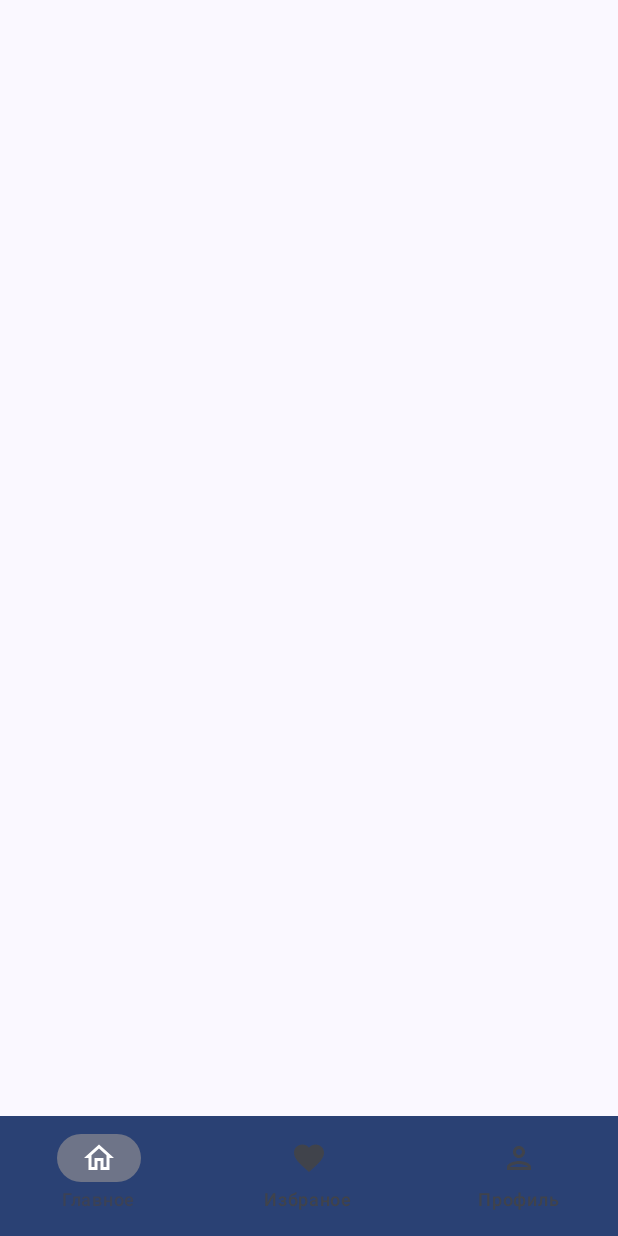
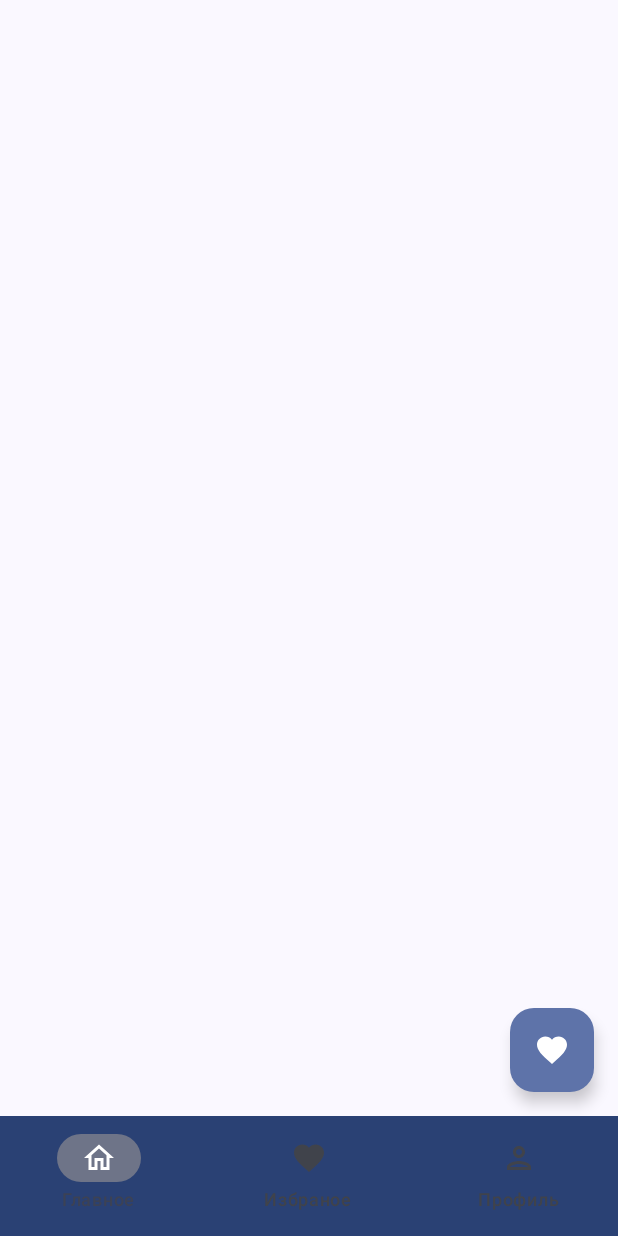
Before and after one commit to DedCharel/VK_news_client, an Android app built with Jetpack Compose: the screen it shows after launch (MainActivity), on a phone screen of 412 x 824 dp. Run offline under Robolectric (Android 15) with nearby library versions, the phone set to English and light mode, and no system bars.

```diff
--- a/app/src/main/java/ru/nvgsoft/vknewsclient/ui/theme/VkNewsMainScreen.kt
+++ b/app/src/main/java/ru/nvgsoft/vknewsclient/ui/theme/VkNewsMainScreen.kt
@@ -1,21 +1,61 @@
 package ru.nvgsoft.vknewsclient.ui.theme
 
 import android.annotation.SuppressLint
+import androidx.compose.material.icons.Icons
+import androidx.compose.material.icons.filled.Favorite
+import androidx.compose.material3.FloatingActionButton
 import androidx.compose.material3.Icon
 import androidx.compose.material3.MaterialTheme
 import androidx.compose.material3.NavigationBar
 import androidx.compose.material3.NavigationBarItem
 import androidx.compose.material3.Scaffold
+import androidx.compose.material3.SnackbarDuration
+import androidx.compose.material3.SnackbarHost
+import androidx.compose.material3.SnackbarHostState
+import androidx.compose.material3.SnackbarResult
 import androidx.compose.material3.Text
 import androidx.compose.runtime.Composable
 import androidx.compose.runtime.mutableStateOf
 import androidx.compose.runtime.remember
+import androidx.compose.runtime.rememberCoroutineScope
+import androidx.compose.runtime.saveable.rememberSaveable
 import androidx.compose.ui.res.stringResource
+import kotlinx.coroutines.launch
 
 @SuppressLint("UnusedMaterial3ScaffoldPaddingParameter")
 @Composable
-fun MainScreen(){
-    Scaffold(bottomBar = {
+fun MainScreen() {
+    val snackbarHostState = SnackbarHostState()
+    val scope = rememberCoroutineScope()
+    val fabIsVisible = rememberSaveable {
+        mutableStateOf(true)
+    }
+
+    Scaffold(
+        snackbarHost = {
+            SnackbarHost(hostState = snackbarHostState)
+        },
+        floatingActionButton = {
+            if (fabIsVisible.value){
+                FloatingActionButton(
+                    onClick = {
+                        scope.launch {
+                            val action = snackbarHostState.showSnackbar(
+                                "This is snackbar",
+                                actionLabel = "Hide FAB",
+                                duration = SnackbarDuration.Long
+                            )
+                            if (action == SnackbarResult.ActionPerformed){
+                                fabIsVisible.value = false
+                            }
+                        }
+                    }) {
+                    Icon(imageVector = Icons.Filled.Favorite, contentDescription = null)
+                }
+            }
+
+        },
+        bottomBar = {
             NavigationBar(
                 containerColor = MaterialTheme.colorScheme.primary
             ) {
@@ -28,10 +68,10 @@ fun MainScreen(){
                     NavigationItem.Profile
                 )
 
-            items.forEachIndexed{ index, item ->
+                items.forEachIndexed { index, item ->
                     NavigationBarItem(
-                    selected = selectedItemPosition.value == index ,
-                    onClick = { selectedItemPosition.value = index},
+                        selected = selectedItemPosition.value == index,
+                        onClick = { selectedItemPosition.value = index },
                         icon = {
                             Icon(item.icon, contentDescription = null)
                         },
```
Lines whose indentation alone changed are shown as unchanged.
